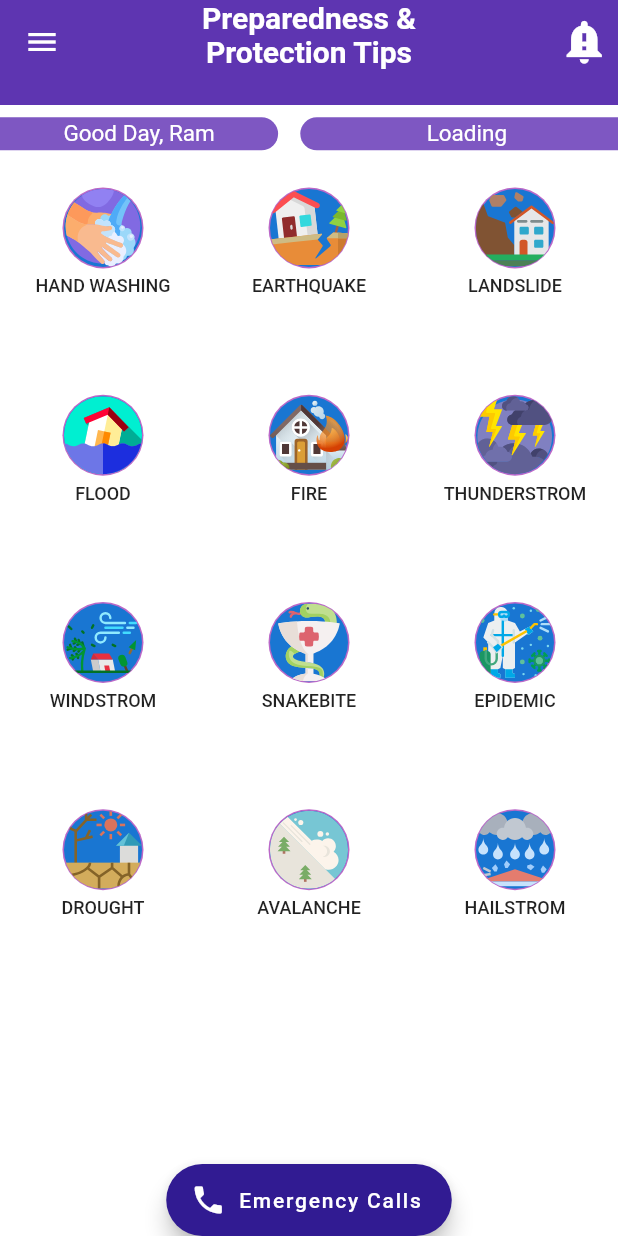
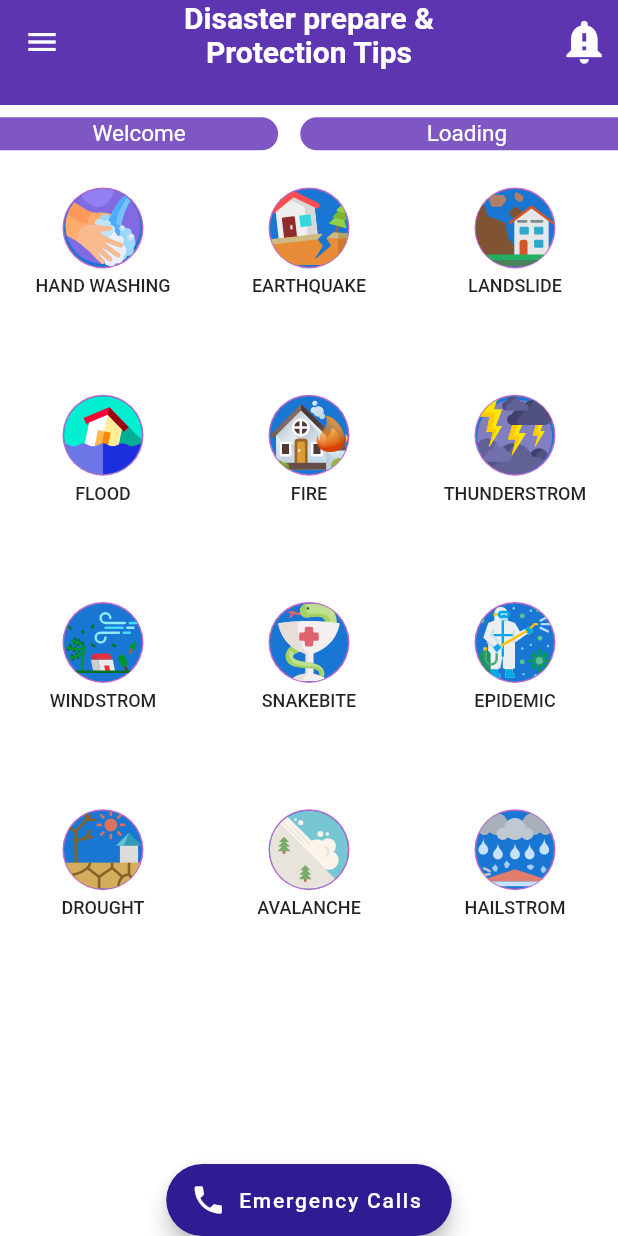
Before and after one commit to shuvam-koirala/WeCare, a Flutter app: the screen it shows once a user with an empty profile is signed in, on a phone screen of 412 x 824 dp. Run offline on Flutter 3.47's test engine with Material 2 defaults, Android fonts, the phone set to English and light mode, and no system bars; our stand-ins replace cloud_firestore, firebase_auth, fl_chart, flutter_spinkit, flutter_svg, fluttertoast and 3 more; accounts and stored records are empty; network calls fail; Roboto replaces fonts that are missing (georgia).

Commit message:
"Pre Prepare"

```diff
--- a/lib/view/preparedness/Screens/Newsfeed.dart
+++ b/lib/view/preparedness/Screens/Newsfeed.dart
@@ -5,7 +5,6 @@ import 'package:flutter/material.dart';
 import 'package:http/http.dart' as http;
 import 'dart:convert';
 import 'package:url_launcher/url_launcher.dart';
-
 import 'Bar.dart';
 
 class NewsFeed extends StatefulWidget {
@@ -123,7 +122,7 @@ class _NewsFeedState extends State<NewsFeed> {
             flexibleSpace: Column(
               children: [
                 Text(
-                  "Preparedness &",
+                  "Disaster prepare &",
                   style: TextStyle(
                       color: Colors.white,
                       fontSize: 20,
@@ -166,7 +165,7 @@ class _NewsFeedState extends State<NewsFeed> {
                       mainAxisAlignment: MainAxisAlignment.spaceBetween,
                       children: [
                         SlidingContainer(
-                            title: "Good Day, Ram",
+                            title: "Welcome",
                             initialOffsetx: -1,
                             intervalStart: 0,
                             intervalEnd: 0.5,
```
